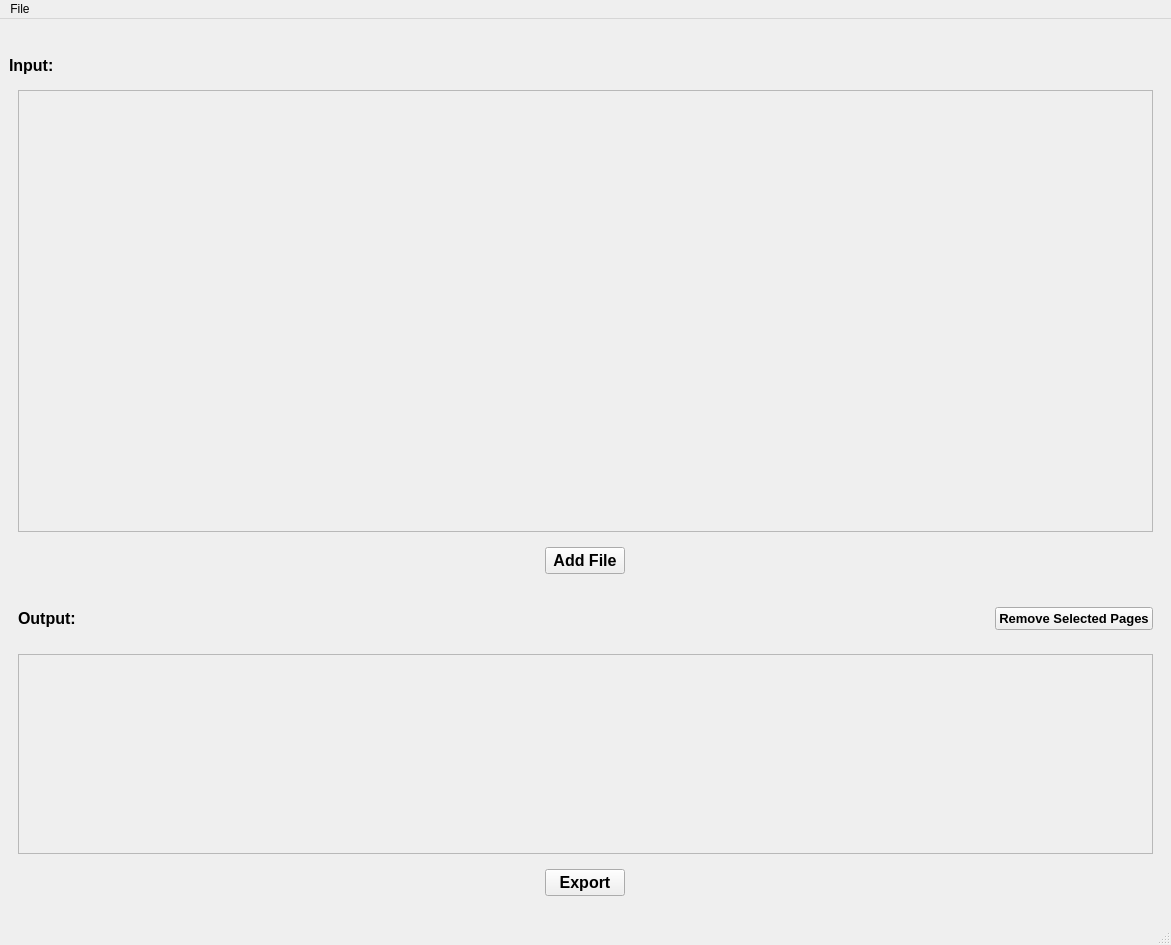
StevenSong-sTs/PDF-Tailor, file ui_files/MainWindow.ui: the form before one commit.
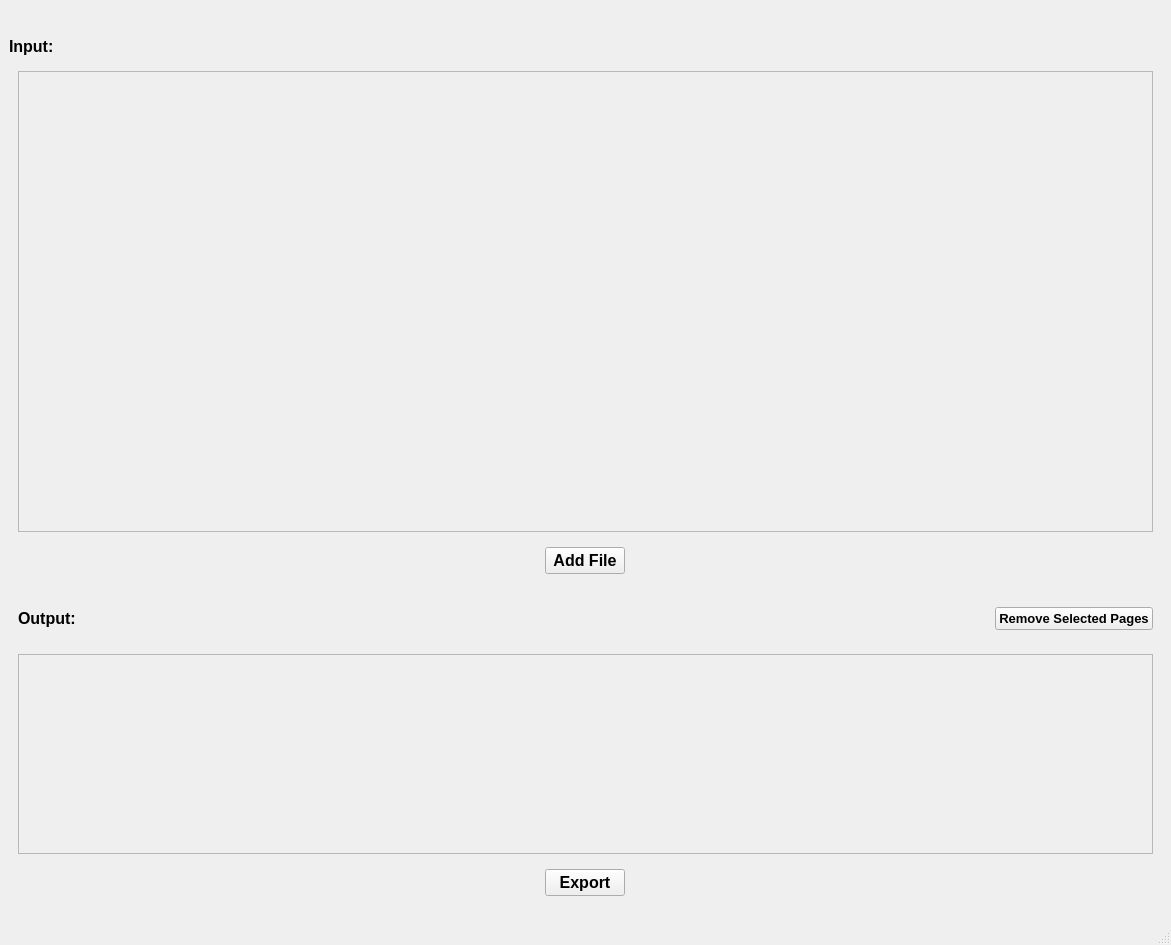
The form after the commit. Icons and pictures are not drawn.

Commit message: Set window text and Icon

```diff
--- a/ui_files/MainWindow.ui
+++ b/ui_files/MainWindow.ui
@@ -268,15 +268,6 @@
      <height>33</height>
     </rect>
    </property>
-   <widget class="QMenu" name="menuFile">
-    <property name="title">
-     <string>File</string>
-    </property>
-    <addaction name="actionAdd"/>
-    <addaction name="actionClear"/>
-    <addaction name="actionExport"/>
-   </widget>
-   <addaction name="menuFile"/>
   </widget>
   <widget class="QStatusBar" name="statusbar"/>
   <action name="actionAdd">
```
The commit also changes 3 other files.
